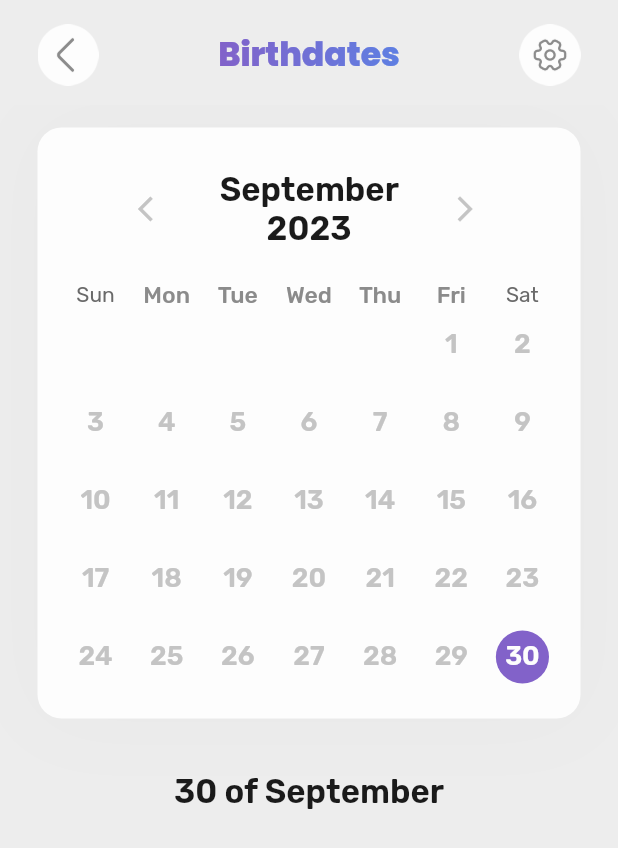
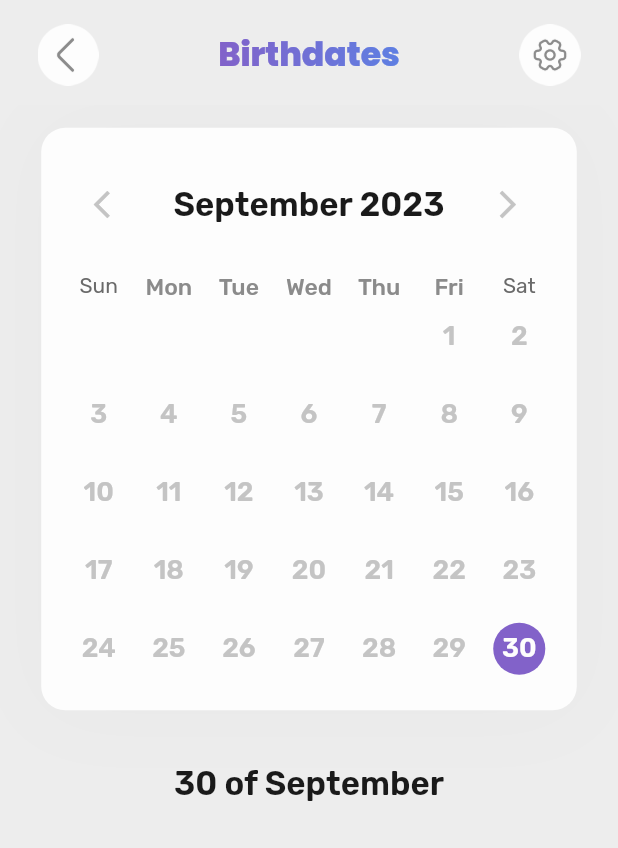
Before and after one commit to UsamaAkbar123/birthday_app, a Flutter app: the CalenderScreen screen opened directly, on a phone screen of 412 x 824 dp. Shown: the top 848 px of the screen. Run offline on Flutter 3.47's test engine with Material 2 defaults, Android fonts, the phone set to English and light mode, and no system bars; drawn by our look-alikes of simple_gradient_text, table_calendar; our stand-ins replace carousel_slider, cloud_firestore, firebase_core, firebase_messaging, firebase_storage, flutter_local_notifications and 5 more; missing offline and left inert: flutter_cupertino_date_picker_fork, flutter_dynamic_icon; accounts and stored records are empty.

Commit message:
issue 4 resolve

```diff
--- a/lib/screens/calender.dart
+++ b/lib/screens/calender.dart
@@ -7,6 +7,7 @@ import 'package:birthdates/utils/style.dart';
 import 'package:birthdates/widgets/appbar.dart';
 import 'package:birthdates/widgets/birthdaystarcard.dart';
 import 'package:flutter/material.dart';
+import 'package:flutter_screenutil/flutter_screenutil.dart';
 import 'package:intl/intl.dart';
 import 'package:provider/provider.dart';
 import 'package:table_calendar/table_calendar.dart';
@@ -219,7 +220,7 @@ class _CalenderWidgetState extends State<CalenderWidget> {
   @override
   Widget build(BuildContext context) {
     return Container(
-      margin: const EdgeInsets.symmetric(horizontal: 25, vertical: 15),
+      margin: EdgeInsets.symmetric(horizontal: 25.w, vertical: 15.h),
       padding: const EdgeInsets.all(15),
       decoration: BoxDecoration(
         color: AppColors.white,
@@ -265,21 +266,21 @@ class _CalenderWidgetState extends State<CalenderWidget> {
           ),
         ),
         headerStyle: HeaderStyle(
-          headerMargin: const EdgeInsets.only(bottom: 15, top: 5),
+          headerMargin: EdgeInsets.only(bottom: 15.h, top: 5.h),
           titleTextStyle: const TextStyle().medium20,
           formatButtonVisible: false,
           titleCentered: true,
-          leftChevronMargin: const EdgeInsets.only(left: 40),
-          rightChevronMargin: const EdgeInsets.only(right: 40),
-          leftChevronIcon: const Icon(
+          // leftChevronMargin: const EdgeInsets.only(left: 40),
+          // rightChevronMargin: const EdgeInsets.only(right: 40),
+          leftChevronIcon: Icon(
             Icons.arrow_back_ios,
             color: AppColors.lighterGrey,
-            size: 20,
+            size: 20.w,
           ),
-          rightChevronIcon: const Icon(
+          rightChevronIcon: Icon(
             Icons.arrow_forward_ios,
             color: AppColors.lighterGrey,
-            size: 20,
+            size: 20.w,
           ),
         ),
         rangeSelectionMode: RangeSelectionMode.enforced,
```
